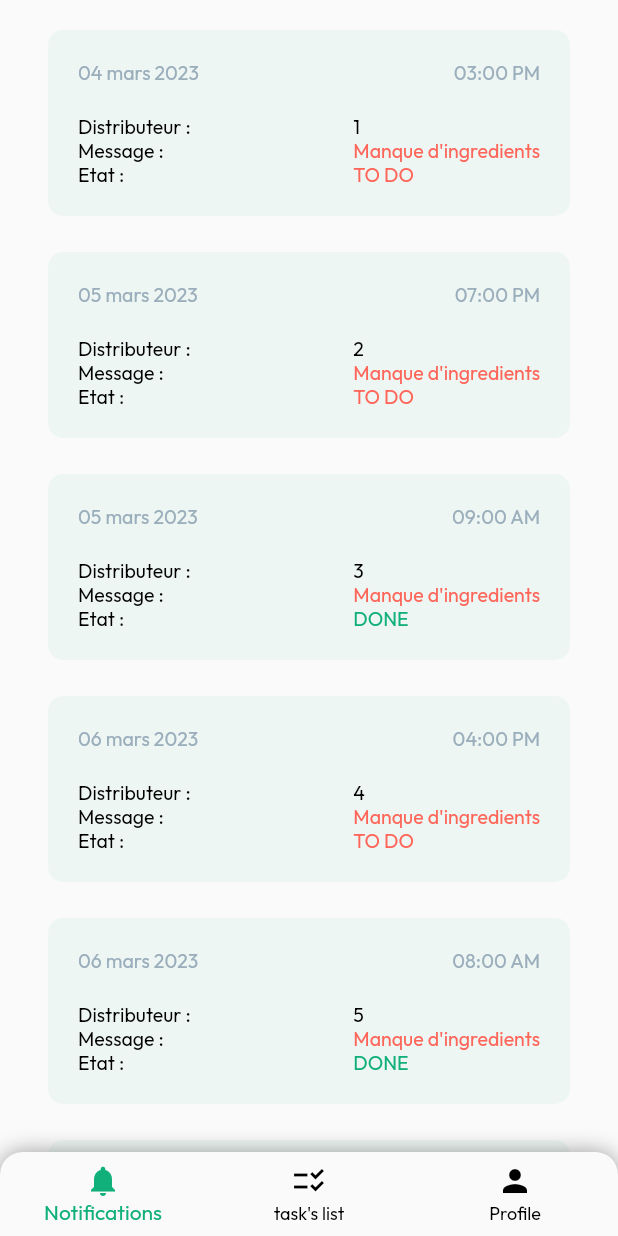
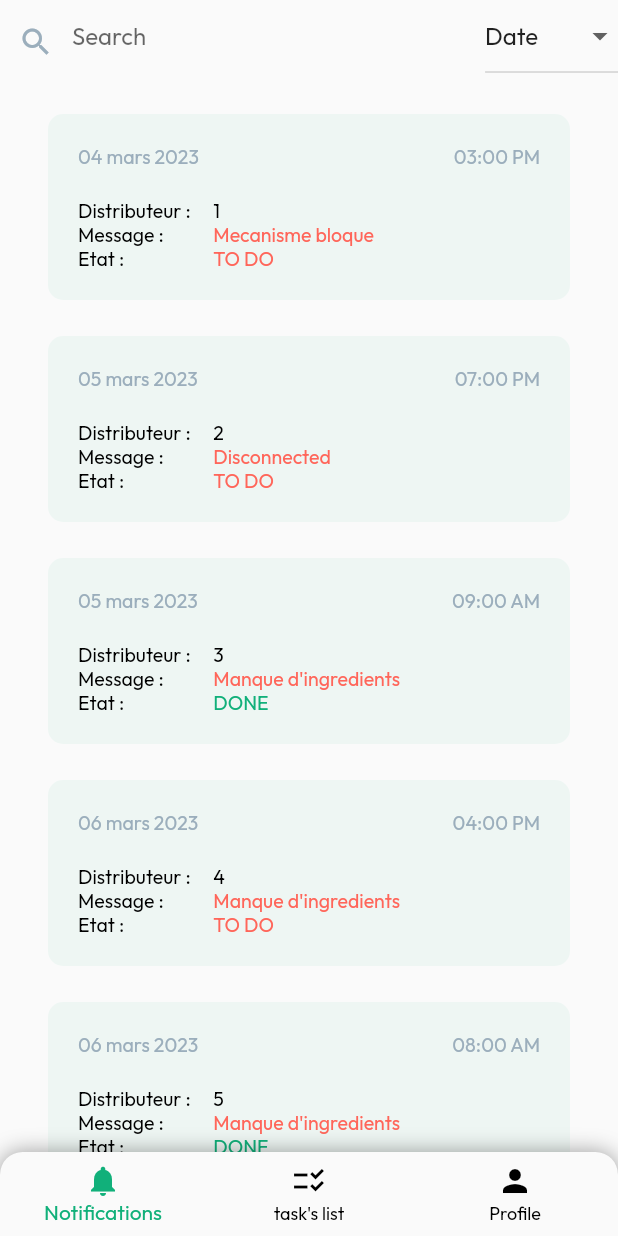
Before and after one commit to Kamy1tb/InnovIT_2CS_Project_Maintenance, a Flutter app: the screen it shows after launch, on a phone screen of 412 x 824 dp. Run offline on Flutter 3.47's test engine with Material 2 defaults, Android fonts, the phone set to English and light mode, and no system bars; our stand-ins replace flutter_svg.

Commit message:
search and sort tasks

```diff
--- a/lib/screens/tasks_list.dart
+++ b/lib/screens/tasks_list.dart
@@ -13,30 +13,95 @@ class Task{
   Task(this.id, this.date, this.heure, this.entreprise, this.message, this.type, this.etat);
 }
 List<Task> taskslist=[
-  Task(1,'04 mars 2023','03:00 PM','ESI Alger', "Manque d'ingredients",'Rupture de stock', "TO DO"),
-  Task(2,'05 mars 2023','07:00 PM','EPAU', "Manque d'ingredients",'Rupture de stock', "TO DO"),
+  Task(1,'04 mars 2023','03:00 PM','ESI Alger', "Mecanisme bloque",'Rupture de stock', "TO DO"),
+  Task(2,'05 mars 2023','07:00 PM','EPAU', "Disconnected",'Rupture de stock', "TO DO"),
   Task(3,'05 mars 2023','09:00 AM','USTHB', "Manque d'ingredients",'Rupture de stock', "DONE"),
   Task(4,'06 mars 2023','04:00 PM','SOGRAL', "Manque d'ingredients",'Rupture de stock', "TO DO"),
   Task(5,'06 mars 2023','08:00 AM','City Center Alger', "Manque d'ingredients",'Rupture de stock', "DONE"),
   Task(6,'06 mars 2023','04:50 PM','CUB1', "Manque d'ingredients",'Rupture de stock', "TO DO"),
 ];
-class TasksList extends StatelessWidget {
-  const TasksList({Key? key}) : super(key: key);
+class TasksList extends StatefulWidget{
+  const TasksList({super.key});
+  @override
+  State<StatefulWidget> createState() => TasksListState();
+}
+class TasksListState extends State<TasksList> {
+  TasksListState({Key? key}) : super();
+  late List<Task> displayedList=List.from(taskslist);
+  late String sortValue='Date';
+  void searchTasks(String search) {
+    setState(() {
+      displayedList = taskslist
+          .where((item) =>
+          item.message.toLowerCase().contains(search.toLowerCase()))
+          .toList();
+    });
+  }
+  void sortTasks(String? value){
+    setState(() {
+      sortValue = value!;
+      displayedList.sort((a, b) {
+        if (value == 'Date') {
+          return a.date.compareTo(b.date);
+        } else if (value == 'Identifier') {
+          return a.id.compareTo(b.id);
+        } else {
+          return a.etat.compareTo(b.etat);
+        }
+      });
+    });
+  }
   @override
     Widget build(BuildContext context) {
     return Scaffold(
+      appBar: AppBar(
+        backgroundColor: Colors.transparent,
+        elevation: 0,
+        actions: [
+          IconButton(
+            onPressed: () {},
+            icon: const Icon(
+              Icons.search,
+              color: cadetGray,
+            ),
+          ),
+          Expanded(
+            child: TextField(
+              style: const TextStyle(
+                color: cadetGray,
+              ),
+              decoration: const InputDecoration(
+                hintText: 'Search',
+                border: InputBorder.none,
+              ),
+              onChanged: (value) => searchTasks(value),
+            ),
+          ),
+          DropdownButton<String>(
+            value: sortValue,
+            onChanged: sortTasks,
+            items: <String>['Date', 'Identifier', 'State']
+                .map<DropdownMenuItem<String>>((String value) {
+              return DropdownMenuItem<String>(
+                value: value,
+                child: Text(value),
+              );
+            }).toList(),
+          ),
+        ],
+      ),
       body: ListView.builder(
         padding: const EdgeInsets.all(8),
-        itemCount: taskslist.length,
+        itemCount: displayedList.length,
         itemBuilder: (context, index){
-          final task = taskslist[index];
+          final task = displayedList[index];
           return ListTile(
             title: GestureDetector(
               onTap: () {
                 Navigator.push(
                   context,
                   MaterialPageRoute(
-                    builder: (context) => TaskDetails(key: key,task: task),
+                    builder: (context) => TaskDetails(task: task),
                   ),
                 );
               },
@@ -52,7 +117,6 @@ class TasksList extends StatelessWidget {
                 child:Column(
                   children: [
                     Container(
-
                       padding:const EdgeInsets.only(bottom:20),
                       child:  Row(
                         mainAxisAlignment: MainAxisAlignment.spaceBetween,
@@ -75,9 +139,10 @@ class TasksList extends StatelessWidget {
                       ),
                     ),
                     Row(
-                      mainAxisAlignment: MainAxisAlignment.spaceBetween,
                       children: [
-                        const Column(
+                        Container(
+                          margin: const EdgeInsets.only(right:15),
+                          child: const Column(
                             crossAxisAlignment: CrossAxisAlignment.start,
                             children: [
                               Text(
@@ -102,6 +167,7 @@ class TasksList extends StatelessWidget {
                                 ),
                               ),
                             ],
+                          ),
                         ),
                         Column(
                           crossAxisAlignment: CrossAxisAlignment.start,
```
Lines whose indentation alone changed are shown as unchanged.
